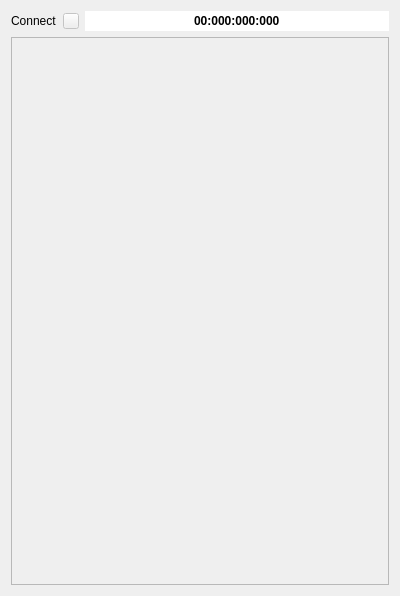
The window that mqt/MqtLogger/bandmapclientframe.ui (Rsclub22/Minos2-Mirror) describes before a commit, drawn with Qt 5.
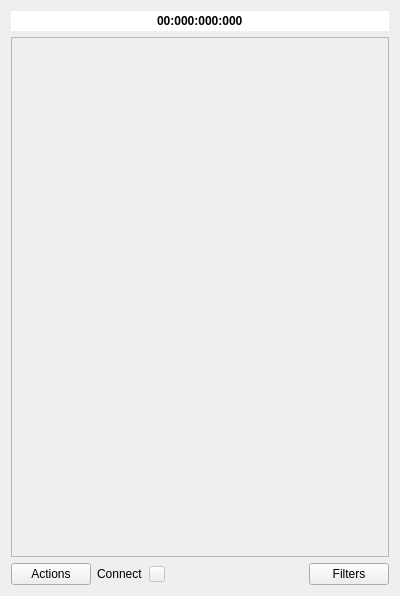
The same window after the commit.

```diff
--- a/mqt/MqtLogger/bandmapclientframe.ui
+++ b/mqt/MqtLogger/bandmapclientframe.ui
@@ -15,7 +15,52 @@
   </property>
   <layout class="QVBoxLayout" name="verticalLayout">
    <item>
-    <layout class="QHBoxLayout" name="horizontalLayout_2">
+    <widget class="QLineEdit" name="freqDisplay">
+     <property name="font">
+      <font>
+       <weight>75</weight>
+       <bold>true</bold>
+      </font>
+     </property>
+     <property name="text">
+      <string>00:000:000:000</string>
+     </property>
+     <property name="maxLength">
+      <number>20</number>
+     </property>
+     <property name="frame">
+      <bool>false</bool>
+     </property>
+     <property name="alignment">
+      <set>Qt::AlignCenter</set>
+     </property>
+     <property name="readOnly">
+      <bool>true</bool>
+     </property>
+    </widget>
+   </item>
+   <item>
+    <widget class="QFrame" name="bandmapFrame">
+     <property name="frameShape">
+      <enum>QFrame::StyledPanel</enum>
+     </property>
+     <property name="frameShadow">
+      <enum>QFrame::Raised</enum>
+     </property>
+    </widget>
+   </item>
+   <item>
+    <layout class="QHBoxLayout" name="horizontalLayout">
+     <item>
+      <widget class="QPushButton" name="actionsButton">
+       <property name="focusPolicy">
+        <enum>Qt::NoFocus</enum>
+       </property>
+       <property name="text">
+        <string>Actions</string>
+       </property>
+      </widget>
+     </item>
      <item>
       <widget class="QLabel" name="label">
        <property name="text">
@@ -43,42 +88,27 @@
       </widget>
      </item>
      <item>
-      <widget class="QLineEdit" name="freqDisplay">
-       <property name="font">
-        <font>
-         <weight>75</weight>
-         <bold>true</bold>
-        </font>
+      <spacer name="horizontalSpacer">
+       <property name="orientation">
+        <enum>Qt::Horizontal</enum>
        </property>
+       <property name="sizeHint" stdset="0">
+        <size>
+         <width>40</width>
+         <height>20</height>
+        </size>
+       </property>
+      </spacer>
+     </item>
+     <item>
+      <widget class="QPushButton" name="pushButton">
        <property name="text">
-        <string>00:000:000:000</string>
-       </property>
-       <property name="maxLength">
-        <number>20</number>
-       </property>
-       <property name="frame">
-        <bool>false</bool>
-       </property>
-       <property name="alignment">
-        <set>Qt::AlignCenter</set>
-       </property>
-       <property name="readOnly">
-        <bool>true</bool>
+        <string>Filters</string>
        </property>
       </widget>
      </item>
     </layout>
    </item>
-   <item>
-    <widget class="QFrame" name="bandmapFrame">
-     <property name="frameShape">
-      <enum>QFrame::StyledPanel</enum>
-     </property>
-     <property name="frameShadow">
-      <enum>QFrame::Raised</enum>
-     </property>
-    </widget>
-   </item>
   </layout>
  </widget>
  <resources/>
```
